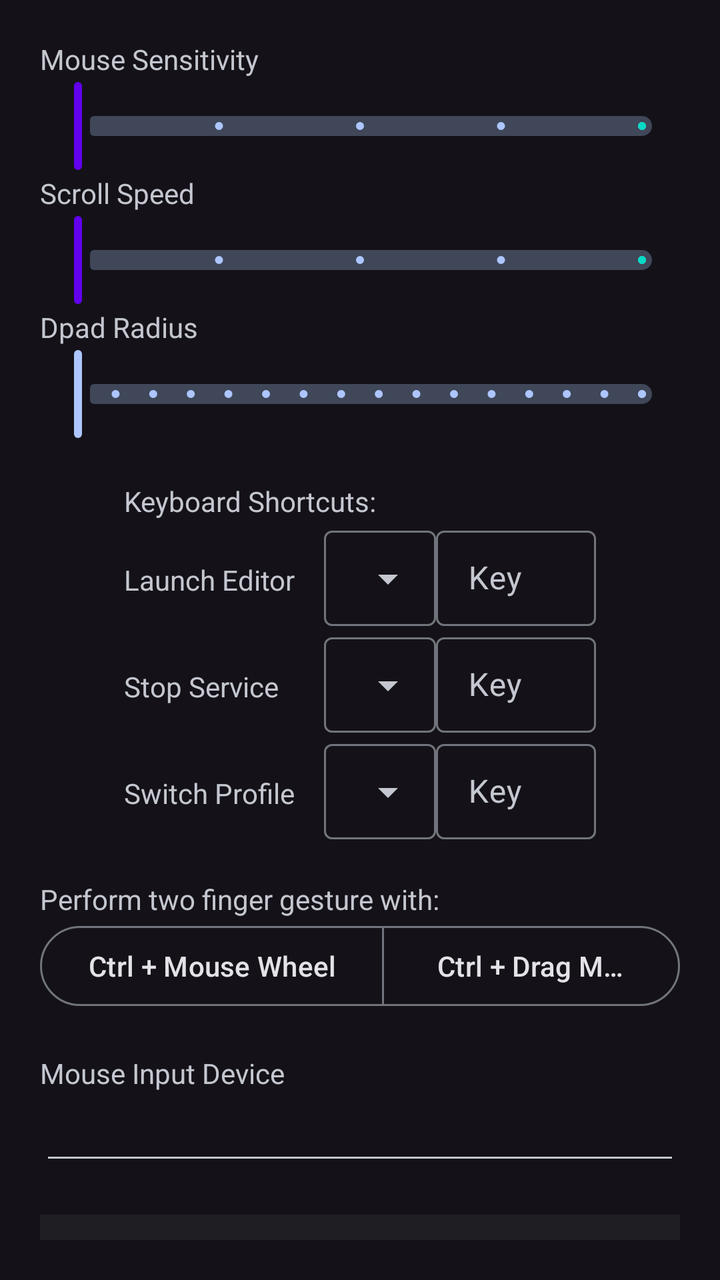
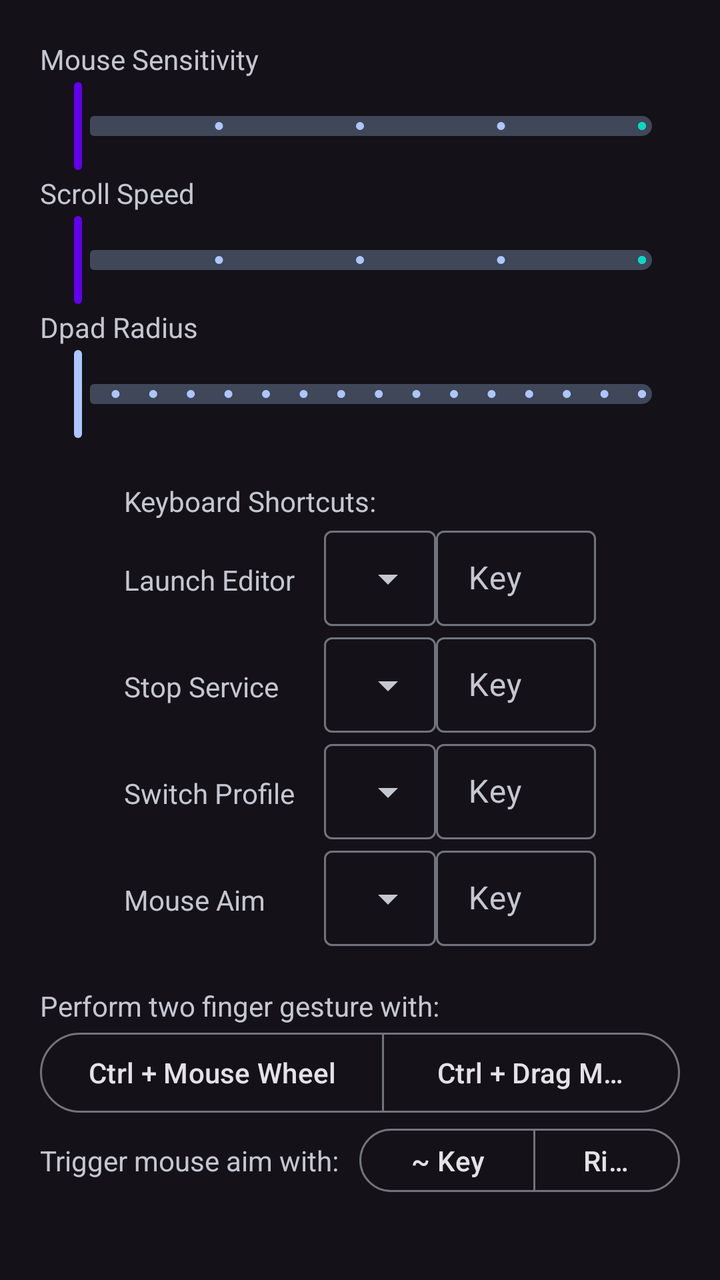

Before-and-after screenshots of an Android layout around one commit, followed by the original layout XML and the change that was made.
<!-- AndroidManifest.xml: application theme Theme.XtMapper -->
<!-- res/layout/fragment_settings_dialog.xml -->
<?xml version="1.0" encoding="utf-8"?>
<LinearLayout xmlns:android="http://schemas.android.com/apk/res/android"
    xmlns:app="http://schemas.android.com/apk/res-auto"
    xmlns:tools="http://schemas.android.com/tools"
    android:layout_width="match_parent"
    android:layout_height="match_parent"
    android:orientation="vertical"
    android:theme="@style/Theme.Material3.DynamicColors.Dark"
    android:padding="20dp">

    <LinearLayout
        android:id="@+id/sliders"
        android:layout_width="match_parent"
        android:layout_height="wrap_content"
        android:layout_marginBottom="20dp"
        android:orientation="vertical">

        <TextView
            android:layout_width="wrap_content"
            android:layout_height="wrap_content"
            android:text="@string/mouse_sensitivity" />

        <com.google.android.material.slider.Slider
            android:id="@+id/slider_mouse"
            android:layout_width="wrap_content"
            android:layout_height="wrap_content"
            android:stepSize="1"
            android:valueFrom="1"
            android:valueTo="5"
            app:haloColor="@color/purple_700"
            app:thumbColor="@color/purple_500"
            app:trackColorActive="@color/teal_200"
            app:trackHeight="10dp"
            tools:value="2" />

        <TextView
            android:layout_width="wrap_content"
            android:layout_height="wrap_content"
            android:text="@string/scroll_speed" />

        <com.google.android.material.slider.Slider
            android:id="@+id/slider_scroll_speed"
            android:layout_width="wrap_content"
            android:layout_height="wrap_content"
            android:stepSize="1"
            android:valueFrom="1"
            android:valueTo="5"
            app:haloColor="@color/purple_700"
            app:thumbColor="@color/purple_500"
            app:trackColorActive="@color/teal_200"
            app:trackHeight="10dp"
            tools:value="2" />

        <TextView
            android:layout_width="wrap_content"
            android:layout_height="wrap_content"
            android:text="@string/dpad_radius" />

        <com.google.android.material.slider.Slider
            android:id="@+id/slider_dpad"
            android:layout_width="wrap_content"
            android:layout_height="wrap_content"
            android:stepSize="0.1"
            android:valueFrom="0.5"
            android:valueTo="2.0"
            app:trackHeight="10dp"
            tools:value="1.0" />

    </LinearLayout>

    <LinearLayout
        android:id="@+id/shortcuts"
        android:layout_width="wrap_content"
        android:layout_height="wrap_content"
        android:layout_gravity="center"
        android:layout_marginBottom="20dp"
        android:orientation="vertical">

        <TextView
            android:layout_width="match_parent"
            android:layout_height="wrap_content"
            android:text="@string/keyboard_shortcuts" />

        <LinearLayout
            android:layout_width="match_parent"
            android:layout_height="wrap_content"
            android:orientation="horizontal">

            <TextView
                android:layout_width="90dp"
                android:layout_height="wrap_content"
                android:layout_marginRight="10dp"
                android:labelFor="@id/launch_editor_modifier"
                android:text="@string/launch_editor" />

            <com.google.android.material.textfield.TextInputLayout
                style="@style/Widget.Material3.TextInputLayout.OutlinedBox.Dense.ExposedDropdownMenu"
                android:layout_width="wrap_content"
                android:layout_height="wrap_content">

                <AutoCompleteTextView
                    android:id="@+id/launch_editor_modifier"
                    android:layout_width="match_parent"
                    android:layout_height="wrap_content"
                    android:inputType="none" />

            </com.google.android.material.textfield.TextInputLayout>

            <com.google.android.material.textfield.TextInputLayout
                style="@style/Widget.Material3.TextInputLayout.OutlinedBox.Dense"
                android:layout_width="80dp"
                android:layout_height="wrap_content"
                android:hint="@string/key">

                <com.google.android.material.textfield.TextInputEditText
                    android:id="@+id/launch_editor"
                    android:layout_width="match_parent"
                    android:layout_height="wrap_content"
                    android:inputType="none" />

            </com.google.android.material.textfield.TextInputLayout>

        </LinearLayout>

        <LinearLayout
            android:layout_width="match_parent"
            android:layout_height="wrap_content"
            android:orientation="horizontal">

            <TextView
                android:layout_width="90dp"
                android:layout_height="wrap_content"
                android:layout_marginRight="10dp"
                android:labelFor="@id/stop_service_modifier"
                android:text="@string/stop_service" />


            <com.google.android.material.textfield.TextInputLayout
                style="@style/Widget.Material3.TextInputLayout.OutlinedBox.Dense.ExposedDropdownMenu"
                android:layout_width="wrap_content"
                android:layout_height="wrap_content">

                <AutoCompleteTextView
                    android:id="@+id/stop_service_modifier"
                    android:layout_width="match_parent"
                    android:layout_height="wrap_content"
                    android:inputType="none" />

            </com.google.android.material.textfield.TextInputLayout>

            <com.google.android.material.textfield.TextInputLayout
                style="@style/Widget.Material3.TextInputLayout.OutlinedBox.Dense"
                android:layout_width="80dp"
                android:layout_height="wrap_content"
                android:hint="@string/key">

                <com.google.android.material.textfield.TextInputEditText
                    android:id="@+id/stop_service"
                    android:layout_width="match_parent"
                    android:layout_height="wrap_content"
                    android:inputType="none" />
            </com.google.android.material.textfield.TextInputLayout>
        </LinearLayout>

        <LinearLayout
            android:layout_width="match_parent"
            android:layout_height="wrap_content"
            android:orientation="horizontal">

            <TextView
                android:layout_width="90dp"
                android:layout_height="wrap_content"
                android:layout_marginRight="10dp"
                android:text="@string/switch_profile" />


            <com.google.android.material.textfield.TextInputLayout
                style="@style/Widget.Material3.TextInputLayout.OutlinedBox.Dense.ExposedDropdownMenu"
                android:layout_width="wrap_content"
                android:layout_height="wrap_content">

                <AutoCompleteTextView
                    android:id="@+id/switch_profile_modifier"
                    android:layout_width="match_parent"
                    android:layout_height="wrap_content"
                    android:inputType="none" />

            </com.google.android.material.textfield.TextInputLayout>

            <com.google.android.material.textfield.TextInputLayout
                style="@style/Widget.Material3.TextInputLayout.OutlinedBox.Dense"
                android:layout_width="80dp"
                android:layout_height="wrap_content"
                android:hint="@string/key">

                <com.google.android.material.textfield.TextInputEditText
                    android:id="@+id/switch_profile"
                    android:layout_width="match_parent"
                    android:layout_height="wrap_content"
                    android:inputType="none" />
            </com.google.android.material.textfield.TextInputLayout>
        </LinearLayout>
    </LinearLayout>

    <LinearLayout
        android:id="@+id/misc"
        android:layout_width="match_parent"
        android:layout_height="wrap_content"
        android:layout_marginBottom="20dp"
        android:orientation="vertical">

        <TextView
            android:layout_width="match_parent"
            android:layout_height="wrap_content"
            android:text="@string/pinch_to_zoom_gesture_info" />

        <com.google.android.material.button.MaterialButtonToggleGroup
            android:layout_width="wrap_content"
            android:layout_height="wrap_content">

            <com.google.android.material.button.MaterialButton
                android:id="@+id/mouse_wheel_toggle"
                style="?attr/materialButtonOutlinedStyle"
                android:layout_width="wrap_content"
                android:layout_height="wrap_content"
                android:text="@string/mouse_wheel" />

            <com.google.android.material.button.MaterialButton
                android:id="@+id/mouse_drag_toggle"
                style="?attr/materialButtonOutlinedStyle"
                android:layout_width="wrap_content"
                android:layout_height="wrap_content"
                android:text="@string/drag_mouse" />
        </com.google.android.material.button.MaterialButtonToggleGroup>

        <TextView
            android:layout_width="wrap_content"
            android:layout_height="wrap_content"
            android:layout_marginTop="20dp"
            android:labelFor="@id/input_device"
            android:text="@string/mouse_input_device" />

        <EditText
            android:id="@+id/input_device"
            android:layout_width="match_parent"
            android:layout_height="wrap_content"
            android:importantForAutofill="no"
            android:inputType="textNoSuggestions" />
    </LinearLayout>

    <com.google.android.material.bottomnavigation.BottomNavigationView
        android:id="@+id/bottom_navigation"
        android:layout_width="match_parent"
        android:layout_height="wrap_content"
        app:menu="@menu/bottom_navigation_menu" />

</LinearLayout>
<!-- resources referenced by this layout -->
<resources>
  <color name="purple_500">#FF6200EE</color>
  <color name="purple_700">#FF3700B3</color>
  <color name="teal_200">#FF03DAC5</color>
  <string name="dpad_radius">Dpad Radius</string>
  <string name="drag_mouse">Ctrl + Drag Mouse</string>
  <string name="key">Key</string>
  <string name="keyboard_shortcuts">Keyboard Shortcuts:</string>
  <string name="launch_editor">Launch Editor</string>
  <string name="mouse_input_device">Mouse Input Device</string>
  <string name="mouse_sensitivity">Mouse Sensitivity</string>
  <string name="mouse_wheel">Ctrl + Mouse Wheel</string>
  <string name="pinch_to_zoom_gesture_info">Perform two finger gesture with:</string>
  <string name="scroll_speed">Scroll Speed</string>
  <string name="stop_service">Stop Service</string>
  <string name="switch_profile">Switch Profile</string>
  <style name="Theme.XtMapper" parent="Theme.Material3.Dark"> </style>
</resources>

<!-- the commit's change to res/layout/fragment_settings_dialog.xml (unified diff, before → after) -->
@@ -200,6 +200,44 @@
                     android:inputType="none" />
             </com.google.android.material.textfield.TextInputLayout>
         </LinearLayout>
+
+        <LinearLayout
+            android:layout_width="match_parent"
+            android:layout_height="wrap_content"
+            android:orientation="horizontal">
+
+            <TextView
+                android:layout_width="90dp"
+                android:layout_height="wrap_content"
+                android:layout_marginRight="10dp"
+                android:text="@string/mouse_aim" />
+
+            <com.google.android.material.textfield.TextInputLayout
+                style="@style/Widget.Material3.TextInputLayout.OutlinedBox.Dense.ExposedDropdownMenu"
+                android:layout_width="wrap_content"
+                android:layout_height="wrap_content">
+
+                <AutoCompleteTextView
+                    android:id="@+id/mouse_aim_modifier"
+                    android:layout_width="match_parent"
+                    android:layout_height="wrap_content"
+                    android:inputType="none" />
+
+            </com.google.android.material.textfield.TextInputLayout>
+
+            <com.google.android.material.textfield.TextInputLayout
+                style="@style/Widget.Material3.TextInputLayout.OutlinedBox.Dense"
+                android:layout_width="80dp"
+                android:layout_height="wrap_content"
+                android:hint="@string/key">
+
+                <com.google.android.material.textfield.TextInputEditText
+                    android:id="@+id/mouse_aim_key"
+                    android:layout_width="match_parent"
+                    android:layout_height="wrap_content"
+                    android:inputType="none" />
+            </com.google.android.material.textfield.TextInputLayout>
+        </LinearLayout>
     </LinearLayout>
 
     <LinearLayout
@@ -233,10 +271,41 @@
                 android:text="@string/drag_mouse" />
         </com.google.android.material.button.MaterialButtonToggleGroup>
 
-        <TextView
-            android:layout_width="wrap_content"
-            android:layout_height="wrap_content"
-            android:layout_marginTop="20dp"
+        <LinearLayout
+            android:layout_width="wrap_content"
+            android:layout_height="wrap_content"
+            android:gravity="center"
+            android:orientation="horizontal">
+            <TextView
+                android:layout_width="match_parent"
+                android:layout_height="wrap_content"
+                android:layout_marginRight="10dp"
+                android:text="@string/trigger_mouse_aim_with" />
+
+            <com.google.android.material.button.MaterialButtonToggleGroup
+                android:layout_width="wrap_content"
+                android:layout_height="wrap_content">
+
+                <com.google.android.material.button.MaterialButton
+                    android:id="@+id/mouse_aim_key_grave"
+                    style="?attr/materialButtonOutlinedStyle"
+                    android:layout_width="wrap_content"
+                    android:layout_height="wrap_content"
+                    android:text="@string/key_grave" />
+
+                <com.google.android.material.button.MaterialButton
+                    android:id="@+id/mouse_aim_right_click"
+                    style="?attr/materialButtonOutlinedStyle"
+                    android:layout_width="wrap_content"
+                    android:layout_height="wrap_content"
+                    android:text="@string/right_click" />
+
+            </com.google.android.material.button.MaterialButtonToggleGroup>
+        </LinearLayout>
+
+        <TextView
+            android:layout_width="wrap_content"
+            android:layout_height="wrap_content"
             android:labelFor="@id/input_device"
             android:text="@string/mouse_input_device" />
 
<!-- resource entries referenced after the edit -->
@@ -6,15 +6,19 @@
   <string name="dpad_radius">Dpad Radius</string>
   <string name="drag_mouse">Ctrl + Drag Mouse</string>
   <string name="key">Key</string>
+  <string name="key_grave">~ Key</string>
   <string name="keyboard_shortcuts">Keyboard Shortcuts:</string>
   <string name="launch_editor">Launch Editor</string>
+  <string name="mouse_aim">Mouse Aim</string>
   <string name="mouse_input_device">Mouse Input Device</string>
   <string name="mouse_sensitivity">Mouse Sensitivity</string>
   <string name="mouse_wheel">Ctrl + Mouse Wheel</string>
   <string name="pinch_to_zoom_gesture_info">Perform two finger gesture with:</string>
+  <string name="right_click">Right click</string>
   <string name="scroll_speed">Scroll Speed</string>
   <string name="stop_service">Stop Service</string>
   <string name="switch_profile">Switch Profile</string>
+  <string name="trigger_mouse_aim_with">Trigger mouse aim with:</string>
   <style name="Theme.XtMapper" parent="Theme.Material3.Dark"> </style>
 </resources>
 
